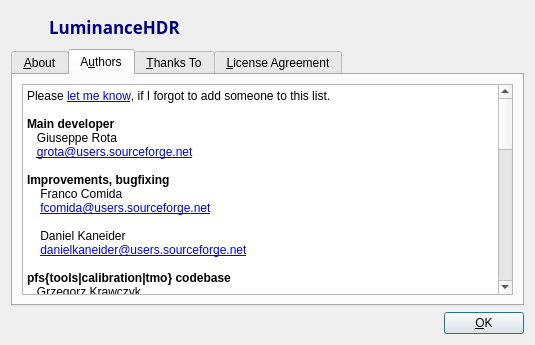
Before: the Qt Designer form forms/about.ui in LuminanceHDR/LuminanceHDR, drawn with Qt 5.
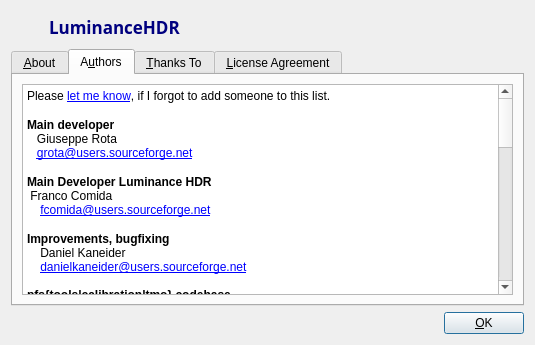
After: the same form once the commit is applied. The open tabs and pages were chosen to show the change. Icons and pictures are not drawn.

Commit message: Added Splash Screen asking to make a donation to support the project. Added a help menu entry in MainWindow to make a donation.

```diff
--- a/forms/about.ui
+++ b/forms/about.ui
@@ -157,22 +157,23 @@
            <property name="horizontalScrollBarPolicy" >
             <enum>Qt::ScrollBarAlwaysOff</enum>
            </property>
-           <property name="html" >
-            <string>&lt;!DOCTYPE HTML PUBLIC "-//W3C//DTD HTML 4.0//EN" "http://www.w3.org/TR/REC-html40/strict.dtd">
-&lt;html>&lt;head>&lt;meta name="qrichtext" content="1" />&lt;style type="text/css">
+           <property name="html">
+            <string>&lt;!DOCTYPE HTML PUBLIC &quot;-//W3C//DTD HTML 4.0//EN&quot; &quot;http://www.w3.org/TR/REC-html40/strict.dtd&quot;&gt;
+&lt;html&gt;&lt;head&gt;&lt;meta name=&quot;qrichtext&quot; content=&quot;1&quot; /&gt;&lt;style type=&quot;text/css&quot;&gt;
 p, li { white-space: pre-wrap; }
-&lt;/style>&lt;/head>&lt;body style=" font-family:'DejaVu Sans'; font-size:9pt; font-weight:400; font-style:normal;">
-&lt;p style=" margin-top:0px; margin-bottom:0px; margin-left:0px; margin-right:0px; -qt-block-indent:0; text-indent:0px; font-family:'Droid Sans';">&lt;span style=" font-family:'Sans Serif';">Please &lt;/span>&lt;a href="mailto:grota@users.sourceforge.net">&lt;span style=" font-family:'Sans Serif'; text-decoration: underline; color:#0000ff;">let me know&lt;/span>&lt;/a>&lt;span style=" font-family:'Sans Serif';">, if I forgot to add someone to this list.&lt;/span>&lt;/p>
-&lt;p style=" margin-top:0px; margin-bottom:0px; margin-left:0px; margin-right:0px; -qt-block-indent:0; text-indent:0px; font-family:'Droid Sans';">&lt;span style=" font-family:'Sans Serif';">&lt;br />&lt;/span>&lt;span style=" font-family:'Sans Serif'; font-weight:600;">Main developer&lt;/span>&lt;/p>
-&lt;p style=" margin-top:0px; margin-bottom:0px; margin-left:0px; margin-right:0px; -qt-block-indent:0; text-indent:0px; font-family:'Droid Sans';">&lt;span style=" font-family:'Sans Serif';">   Giuseppe Rota&lt;br />   &lt;/span>&lt;a href="mailto:grota@users.sourceforge.net">&lt;span style=" font-family:'Sans Serif'; text-decoration: underline; color:#0000ff;">grota@users.sourceforge.net&lt;/span>&lt;/a>&lt;span style=" font-family:'Sans Serif';">&lt;br />&lt;br />&lt;/span>&lt;span style=" font-family:'Sans Serif'; font-weight:600;">Improvements, bugfixing&lt;/span>&lt;/p>
-&lt;p style=" margin-top:0px; margin-bottom:0px; margin-left:0px; margin-right:0px; -qt-block-indent:0; text-indent:0px; font-family:'Droid Sans';">&lt;span style=" font-family:'Sans Serif';">    Franco Comida&lt;/span>&lt;/p>
-&lt;p style=" margin-top:0px; margin-bottom:0px; margin-left:0px; margin-right:0px; -qt-block-indent:0; text-indent:0px; font-family:'Droid Sans';">&lt;span style=" font-family:'Sans Serif';">    &lt;/span>&lt;a href="mailto:fcomida@users.sourceforge.net">&lt;span style=" font-family:'Sans Serif'; text-decoration: underline; color:#0000ff;">fcomida@users.sourceforge.net&lt;/span>&lt;/a>&lt;/p>
-&lt;p style="-qt-paragraph-type:empty; margin-top:0px; margin-bottom:0px; margin-left:0px; margin-right:0px; -qt-block-indent:0; text-indent:0px; font-family:'Sans Serif'; text-decoration: underline; color:#0000ff;">&lt;/p>
-&lt;p style=" margin-top:0px; margin-bottom:0px; margin-left:0px; margin-right:0px; -qt-block-indent:0; text-indent:0px; font-family:'Droid Sans';">&lt;span style=" font-family:'Sans Serif';">    Daniel Kaneider&lt;/span>&lt;/p>
-&lt;p style=" margin-top:0px; margin-bottom:0px; margin-left:0px; margin-right:0px; -qt-block-indent:0; text-indent:0px; font-family:'Droid Sans';">&lt;span style=" font-family:'Sans Serif';">    &lt;/span>&lt;a href="mailto:danielkaneider@users.sourceforge.net">&lt;span style=" font-family:'Sans Serif'; text-decoration: underline; color:#0000ff;">danielkaneider@users.sourceforge.net&lt;/span>&lt;/a>&lt;/p>
-&lt;p style="-qt-paragraph-type:empty; margin-top:0px; margin-bottom:0px; margin-left:0px; margin-right:0px; -qt-block-indent:0; text-indent:0px; font-family:'Sans Serif'; text-decoration: underline; color:#0000ff;">&lt;/p>
-&lt;p style=" margin-top:0px; margin-bottom:0px; margin-left:0px; margin-right:0px; -qt-block-indent:0; text-indent:0px; font-family:'Droid Sans';">&lt;span style=" font-family:'Sans Serif'; font-weight:600;">pfs{tools|calibration|tmo} codebase&lt;/span>&lt;span style=" font-family:'Sans Serif';">&lt;br />   Grzegorz Krawczyk&lt;br />   &lt;/span>&lt;a href="mailto:krawczyk@mpi-sb.mpg.de">&lt;span style=" font-family:'Sans Serif'; text-decoration: underline; color:#0000ff;">krawczyk@mpi-sb.mpg.de&lt;/span>&lt;/a>&lt;span style=" font-family:'Sans Serif';">&lt;br />   &lt;br />   Rafal Mantiuk&lt;br />   &lt;/span>&lt;a href="mailto:mantiuk@mpi-sb.mpg.de">&lt;span style=" font-family:'Sans Serif'; text-decoration: underline; color:#0000ff;">mantiuk@mpi-sb.mpg.de &lt;/span>&lt;/a>&lt;/p>
-&lt;p style=" margin-top:0px; margin-bottom:0px; margin-left:0px; margin-right:0px; -qt-block-indent:0; text-indent:0px; font-family:'Droid Sans';">&lt;span style=" font-family:'Sans Serif'; text-decoration: underline; color:#0000ff;">&lt;br />&lt;/span>&lt;span style=" font-family:'Sans Serif'; font-weight:600; color:#000000;">G.Ward's Mean Threshold Bitmap (MTB) algorithm &lt;/span>&lt;span style=" font-family:'Sans Serif'; color:#000000;">&lt;br />   Nicholas Phillips&lt;br />   &lt;/span>&lt;a href="ngphillips@gmail.com">&lt;span style=" font-family:'Sans Serif'; text-decoration: underline; color:#0000ff;">ngphillips@gmail.com&lt;/span>&lt;/a>&lt;span style=" font-family:'Sans Serif'; color:#000000;">&lt;br />  &lt;br />&lt;/span>&lt;span style=" font-family:'Sans Serif'; font-weight:600; color:#000000;">Russian translator, usability fixes, user manual, .desktop file&lt;/span>&lt;span style=" font-family:'Sans Serif'; color:#000000;">&lt;br />   Alexandre Prokoudine&lt;br />   &lt;/span>&lt;a href="alexandre.prokoudine@gmail.com">&lt;span style=" font-family:'Sans Serif'; text-decoration: underline; color:#0000ff;">alexandre.prokoudine@gmail.com&lt;/span>&lt;/a>&lt;span style=" font-family:'Sans Serif'; color:#000000;">&lt;br />   &lt;br />&lt;/span>&lt;span style=" font-family:'Sans Serif'; font-weight:600; color:#000000;">Mac OS X packager, Norwegian translator&lt;/span>&lt;span style=" font-family:'Sans Serif'; color:#000000;">&lt;br />   Åsmund Ødegård&lt;br />   &lt;/span>&lt;a href="mandus@users.sourceforge.net">&lt;span style=" font-family:'Sans Serif'; text-decoration: underline; color:#0000ff;">mandus@users.sourceforge.net&lt;/span>&lt;/a>&lt;span style=" font-family:'Sans Serif'; color:#000000;">&lt;br />   &lt;br />&lt;/span>&lt;span style=" font-family:'Sans Serif'; font-weight:600; color:#000000;">Turkish translato&lt;/span>&lt;span style=" font-family:'Sans Serif'; color:#000000;">r&lt;br />   Mustafa GÜNAY&lt;br />&lt;br />&lt;/span>&lt;span style=" font-family:'Sans Serif'; font-weight:600; color:#000000;">French translator and Ubuntu packager&lt;/span>&lt;span style=" font-family:'Sans Serif'; color:#000000;">  &lt;br />   Cyril Lavier&lt;br />   &lt;br />&lt;/span>&lt;span style=" font-family:'Sans Serif'; font-weight:600; color:#000000;">Spanish translator&lt;/span>&lt;span style=" font-family:'Sans Serif'; color:#000000;">&lt;br />   Alberto Garcia&lt;br />   &lt;br />&lt;/span>&lt;span style=" font-family:'Sans Serif'; font-weight:600; color:#000000;">German translator&lt;/span>&lt;span style=" font-family:'Sans Serif'; color:#000000;">&lt;br />   Ralph Kaeppeli&lt;br />&lt;br />&lt;/span>&lt;span style=" font-family:'Sans Serif'; font-weight:600; color:#000000;">Czech translator&lt;/span>&lt;span style=" font-family:'Sans Serif'; color:#000000;">&lt;br />   Jan Gemela&lt;br />   &lt;br />&lt;/span>&lt;span style=" font-family:'Sans Serif'; font-weight:600; color:#000000;">Polish translator&lt;/span>&lt;span style=" font-family:'Sans Serif'; color:#000000;">&lt;br />   Maciej Dziardziel&lt;br />   &lt;br />&lt;/span>&lt;span style=" font-family:'Sans Serif'; font-weight:600; color:#000000;">FreeBSD patches and maintainers&lt;/span>&lt;span style=" font-family:'Sans Serif'; color:#000000;">&lt;br />   Bertrand Petit and Steffen Beyer&lt;br />&lt;/span>&lt;/p>&lt;/body>&lt;/html></string>
+&lt;/style&gt;&lt;/head&gt;&lt;body style=&quot; font-family:'Sans Serif'; font-size:10pt; font-weight:400; font-style:normal;&quot;&gt;
+&lt;p style=&quot; margin-top:0px; margin-bottom:0px; margin-left:0px; margin-right:0px; -qt-block-indent:0; text-indent:0px;&quot;&gt;&lt;span style=&quot; font-size:9pt;&quot;&gt;Please &lt;/span&gt;&lt;a href=&quot;mailto:grota@users.sourceforge.net&quot;&gt;&lt;span style=&quot; font-size:9pt; text-decoration: underline; color:#0000ff;&quot;&gt;let me know&lt;/span&gt;&lt;/a&gt;&lt;span style=&quot; font-size:9pt;&quot;&gt;, if I forgot to add someone to this list.&lt;/span&gt;&lt;/p&gt;
+&lt;p style=&quot; margin-top:0px; margin-bottom:0px; margin-left:0px; margin-right:0px; -qt-block-indent:0; text-indent:0px;&quot;&gt;&lt;span style=&quot; font-size:9pt;&quot;&gt;&lt;br /&gt;&lt;/span&gt;&lt;span style=&quot; font-size:9pt; font-weight:600;&quot;&gt;Main developer&lt;/span&gt;&lt;/p&gt;
+&lt;p style=&quot; margin-top:0px; margin-bottom:0px; margin-left:0px; margin-right:0px; -qt-block-indent:0; text-indent:0px;&quot;&gt;&lt;span style=&quot; font-size:9pt;&quot;&gt;   Giuseppe Rota&lt;br /&gt;   &lt;/span&gt;&lt;a href=&quot;mailto:grota@users.sourceforge.net&quot;&gt;&lt;span style=&quot; font-size:9pt; text-decoration: underline; color:#0000ff;&quot;&gt;grota@users.sourceforge.net&lt;/span&gt;&lt;/a&gt;&lt;span style=&quot; font-size:9pt;&quot;&gt;&lt;br /&gt;&lt;/span&gt;&lt;/p&gt;
+&lt;p style=&quot; margin-top:0px; margin-bottom:0px; margin-left:0px; margin-right:0px; -qt-block-indent:0; text-indent:0px;&quot;&gt;&lt;span style=&quot; font-size:9pt; font-weight:600;&quot;&gt;Main Developer Luminance HDR&lt;/span&gt;&lt;/p&gt;
+&lt;p style=&quot; margin-top:0px; margin-bottom:0px; margin-left:0px; margin-right:0px; -qt-block-indent:0; text-indent:0px;&quot;&gt;&lt;span style=&quot; font-size:9pt;&quot;&gt; Franco Comida&lt;/span&gt;&lt;/p&gt;
+&lt;p style=&quot; margin-top:0px; margin-bottom:0px; margin-left:0px; margin-right:0px; -qt-block-indent:0; text-indent:0px;&quot;&gt;&lt;span style=&quot; font-size:9pt;&quot;&gt;    &lt;/span&gt;&lt;a href=&quot;mailto:fcomida@users.sourceforge.net&quot;&gt;&lt;span style=&quot; font-size:9pt; text-decoration: underline; color:#0000ff;&quot;&gt;fcomida@users.sourceforge.net&lt;/span&gt;&lt;/a&gt;&lt;/p&gt;
+&lt;p style=&quot; margin-top:0px; margin-bottom:0px; margin-left:0px; margin-right:0px; -qt-block-indent:0; text-indent:0px;&quot;&gt;&lt;span style=&quot; font-size:9pt;&quot;&gt;&lt;br /&gt;&lt;/span&gt;&lt;span style=&quot; font-size:9pt; font-weight:600;&quot;&gt;Improvements, bugfixing&lt;/span&gt;&lt;/p&gt;
+&lt;p style=&quot; margin-top:0px; margin-bottom:0px; margin-left:0px; margin-right:0px; -qt-block-indent:0; text-indent:0px;&quot;&gt;&lt;span style=&quot; font-size:9pt;&quot;&gt;    Daniel Kaneider&lt;/span&gt;&lt;/p&gt;
+&lt;p style=&quot; margin-top:0px; margin-bottom:0px; margin-left:0px; margin-right:0px; -qt-block-indent:0; text-indent:0px;&quot;&gt;&lt;span style=&quot; font-size:9pt;&quot;&gt;    &lt;/span&gt;&lt;a href=&quot;mailto:danielkaneider@users.sourceforge.net&quot;&gt;&lt;span style=&quot; font-size:9pt; text-decoration: underline; color:#0000ff;&quot;&gt;danielkaneider@users.sourceforge.net&lt;/span&gt;&lt;/a&gt;&lt;/p&gt;
+&lt;p style=&quot;-qt-paragraph-type:empty; margin-top:0px; margin-bottom:0px; margin-left:0px; margin-right:0px; -qt-block-indent:0; text-indent:0px; font-size:9pt; text-decoration: underline; color:#0000ff;&quot;&gt;&lt;/p&gt;
+&lt;p style=&quot; margin-top:0px; margin-bottom:0px; margin-left:0px; margin-right:0px; -qt-block-indent:0; text-indent:0px;&quot;&gt;&lt;span style=&quot; font-size:9pt; font-weight:600;&quot;&gt;pfs{tools|calibration|tmo} codebase&lt;/span&gt;&lt;span style=&quot; font-size:9pt;&quot;&gt;&lt;br /&gt;   Grzegorz Krawczyk&lt;br /&gt;   &lt;/span&gt;&lt;a href=&quot;mailto:krawczyk@mpi-sb.mpg.de&quot;&gt;&lt;span style=&quot; font-size:9pt; text-decoration: underline; color:#0000ff;&quot;&gt;krawczyk@mpi-sb.mpg.de&lt;/span&gt;&lt;/a&gt;&lt;span style=&quot; font-size:9pt;&quot;&gt;&lt;br /&gt;   &lt;br /&gt;   Rafal Mantiuk&lt;br /&gt;   &lt;/span&gt;&lt;a href=&quot;mailto:mantiuk@mpi-sb.mpg.de&quot;&gt;&lt;span style=&quot; font-size:9pt; text-decoration: underline; color:#0000ff;&quot;&gt;mantiuk@mpi-sb.mpg.de &lt;/span&gt;&lt;/a&gt;&lt;/p&gt;
+&lt;p style=&quot; margin-top:0px; margin-bottom:0px; margin-left:0px; margin-right:0px; -qt-block-indent:0; text-indent:0px;&quot;&gt;&lt;span style=&quot; font-size:9pt; text-decoration: underline; color:#0000ff;&quot;&gt;&lt;br /&gt;&lt;/span&gt;&lt;span style=&quot; font-size:9pt; font-weight:600; color:#000000;&quot;&gt;G.Ward's Mean Threshold Bitmap (MTB) algorithm &lt;/span&gt;&lt;span style=&quot; font-size:9pt; color:#000000;&quot;&gt;&lt;br /&gt;   Nicholas Phillips&lt;br /&gt;   &lt;/span&gt;&lt;a href=&quot;ngphillips@gmail.com&quot;&gt;&lt;span style=&quot; font-size:9pt; text-decoration: underline; color:#0000ff;&quot;&gt;ngphillips@gmail.com&lt;/span&gt;&lt;/a&gt;&lt;span style=&quot; font-size:9pt; color:#000000;&quot;&gt;&lt;br /&gt;  &lt;br /&gt;&lt;/span&gt;&lt;span style=&quot; font-size:9pt; font-weight:600; color:#000000;&quot;&gt;Russian translator, usability fixes, user manual, .desktop file&lt;/span&gt;&lt;span style=&quot; font-size:9pt; color:#000000;&quot;&gt;&lt;br /&gt;   Alexandre Prokoudine&lt;br /&gt;   &lt;/span&gt;&lt;a href=&quot;alexandre.prokoudine@gmail.com&quot;&gt;&lt;span style=&quot; font-size:9pt; text-decoration: underline; color:#0000ff;&quot;&gt;alexandre.prokoudine@gmail.com&lt;/span&gt;&lt;/a&gt;&lt;span style=&quot; font-size:9pt; color:#000000;&quot;&gt;&lt;br /&gt;   &lt;br /&gt;&lt;/span&gt;&lt;span style=&quot; font-size:9pt; font-weight:600; color:#000000;&quot;&gt;Mac OS X packager, Norwegian translator&lt;/span&gt;&lt;span style=&quot; font-size:9pt; color:#000000;&quot;&gt;&lt;br /&gt;   Åsmund Ødegård&lt;br /&gt;   &lt;/span&gt;&lt;a href=&quot;mandus@users.sourceforge.net&quot;&gt;&lt;span style=&quot; font-size:9pt; text-decoration: underline; color:#0000ff;&quot;&gt;mandus@users.sourceforge.net&lt;/span&gt;&lt;/a&gt;&lt;span style=&quot; font-size:9pt; color:#000000;&quot;&gt;&lt;br /&gt;   &lt;br /&gt;&lt;/span&gt;&lt;span style=&quot; font-size:9pt; font-weight:600; color:#000000;&quot;&gt;Turkish translato&lt;/span&gt;&lt;span style=&quot; font-size:9pt; color:#000000;&quot;&gt;r&lt;br /&gt;   Mustafa GÜNAY&lt;br /&gt;&lt;br /&gt;&lt;/span&gt;&lt;span style=&quot; font-size:9pt; font-weight:600; color:#000000;&quot;&gt;French translator and Ubuntu packager&lt;/span&gt;&lt;span style=&quot; font-size:9pt; color:#000000;&quot;&gt;  &lt;br /&gt;   Cyril Lavier&lt;br /&gt;   &lt;br /&gt;&lt;/span&gt;&lt;span style=&quot; font-size:9pt; font-weight:600; color:#000000;&quot;&gt;Spanish translator&lt;/span&gt;&lt;span style=&quot; font-size:9pt; color:#000000;&quot;&gt;&lt;br /&gt;   Alberto Garcia&lt;br /&gt;   &lt;br /&gt;&lt;/span&gt;&lt;span style=&quot; font-size:9pt; font-weight:600; color:#000000;&quot;&gt;German translator&lt;/span&gt;&lt;span style=&quot; font-size:9pt; color:#000000;&quot;&gt;&lt;br /&gt;   Ralph Kaeppeli&lt;br /&gt;&lt;br /&gt;&lt;/span&gt;&lt;span style=&quot; font-size:9pt; font-weight:600; color:#000000;&quot;&gt;Czech translator&lt;/span&gt;&lt;span style=&quot; font-size:9pt; color:#000000;&quot;&gt;&lt;br /&gt;   Jan Gemela&lt;br /&gt;   &lt;br /&gt;&lt;/span&gt;&lt;span style=&quot; font-size:9pt; font-weight:600; color:#000000;&quot;&gt;Polish translator&lt;/span&gt;&lt;span style=&quot; font-size:9pt; color:#000000;&quot;&gt;&lt;br /&gt;   Maciej Dziardziel&lt;br /&gt;   &lt;br /&gt;&lt;/span&gt;&lt;span style=&quot; font-size:9pt; font-weight:600; color:#000000;&quot;&gt;FreeBSD patches and maintainers&lt;/span&gt;&lt;span style=&quot; font-size:9pt; color:#000000;&quot;&gt;&lt;br /&gt;   Bertrand Petit and Steffen Beyer&lt;br /&gt;&lt;/span&gt;&lt;/p&gt;&lt;/body&gt;&lt;/html&gt;</string>
            </property>
           </widget>
          </item>
```
Left out of the diff: 239 changed lines with no effect on the pictures. The commit also changes 9 other files.
